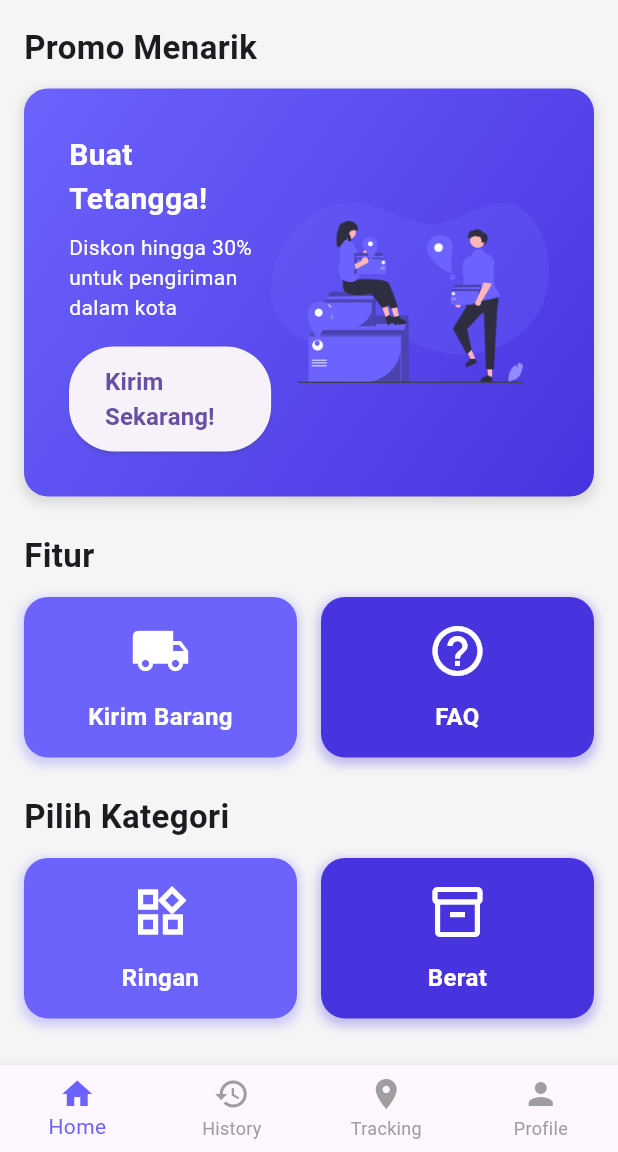
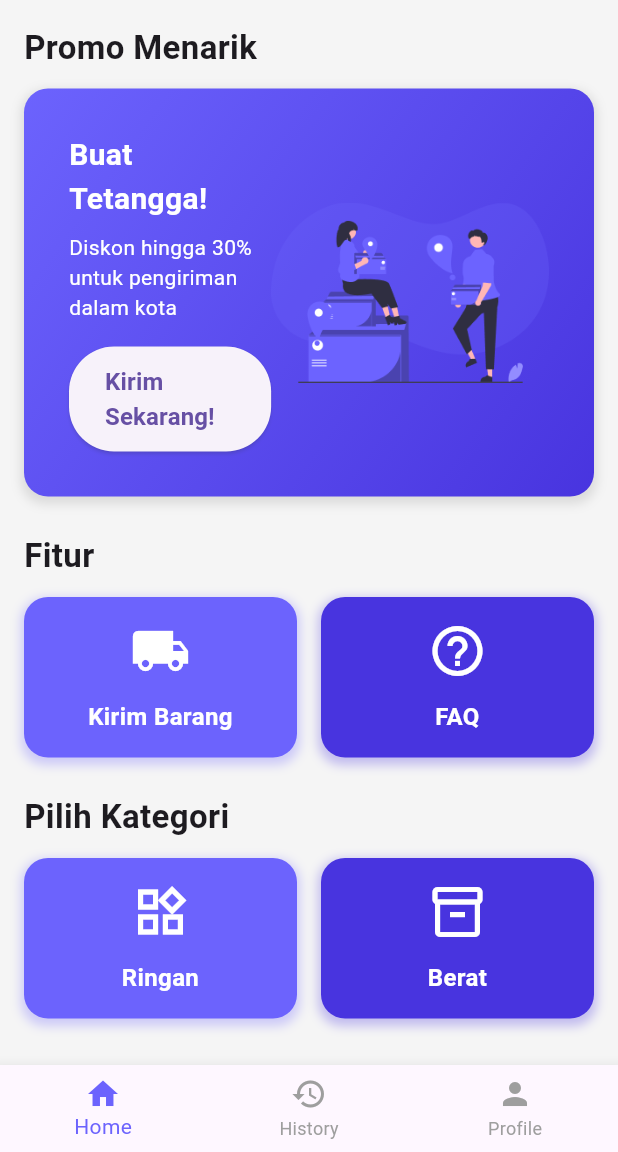
Before and after one commit to Nizar-Rasyiid/sendit_mobile, a Flutter app: the screen it shows after launch, on a phone screen of 412 x 824 dp, the part 84-1236 px from its top. Run offline on Flutter 3.47's test engine with Material 3 defaults, Android fonts, the phone set to English and light mode, and no system bars.

Commit message:
New Update

```diff
--- a/lib/auth/register.dart
+++ b/lib/auth/register.dart
@@ -142,6 +142,10 @@ class _RegisterPageState extends State<RegisterPage> {
                   onPressed: () {
                     if (_formKey.currentState!.validate()) {
                       // Process data
+                      Navigator.push(
+                          context,
+                          MaterialPageRoute(
+                              builder: (context) => const LoginPage()));
                     }
                   },
                   style: ElevatedButton.styleFrom(
--- a/lib/home/homepage.dart
+++ b/lib/home/homepage.dart
@@ -26,7 +26,7 @@ class HomePage extends StatelessWidget {
           ),
         ),
       ),
-        bottomNavigationBar: _buildBottomNavigationBar(context));
+    );
   }
 
   AppBar _buildAppBar() {
@@ -232,42 +232,6 @@ class HomePage extends StatelessWidget {
       ],
     );
   }
-
-  Widget _buildBottomNavigationBar(BuildContext context) {
-    return BottomNavigationBar(
-      type: BottomNavigationBarType.fixed,
-      selectedItemColor: Color(0xFF6C63FD),
-      unselectedItemColor: Colors.grey,
-      currentIndex: 0,
-      onTap: (index) {
-        if (index == 0) {
-          // Handle tap on index 0 (e.g., navigate to home page)
-        } else if (index == 1) {
-          Navigator.push(
-              context, MaterialPageRoute(builder: (context) => HistoryPage()));
-        }
-        // Add more cases for other indices if needed
-      },
-      items: [
-        BottomNavigationBarItem(
-          icon: Icon(Icons.home),
-          label: 'Home',
-        ),
-        BottomNavigationBarItem(
-          icon: Icon(Icons.history),
-          label: 'History',
-        ),
-        BottomNavigationBarItem(
-          icon: Icon(Icons.location_on),
-          label: 'Tracking',
-        ),
-        BottomNavigationBarItem(
-          icon: Icon(Icons.person),
-          label: 'Profile',
-        ),
-      ],
-    );
-  }
 }
 
 class FeatureCard extends StatelessWidget {
--- a/lib/main.dart
+++ b/lib/main.dart
@@ -1,5 +1,7 @@
 import 'package:flutter/material.dart';
+import 'package:sendit/home/ProfilePage.dart';
 import 'package:sendit/home/homepage.dart';
+import 'package:sendit/home/historyPage.dart';
 import 'auth/login.dart';
 import 'auth/register.dart';
 
@@ -15,7 +17,7 @@ class MyApp extends StatelessWidget {
     return MaterialApp(
       title: 'My App',
       theme: ThemeData(
-        primarySwatch: Colors.blue,
+        // primarySwatch: Colors.blue,
         visualDensity: VisualDensity.adaptivePlatformDensity,
         inputDecorationTheme: InputDecorationTheme(
           border: OutlineInputBorder(
@@ -31,12 +33,58 @@ class MyApp extends StatelessWidget {
           ),
         ),
       ),
-      home: const HomePage(),
+      home: const MainScreen(),
       routes: {
         '/login': (context) => const LoginPage(),
         '/register': (context) => const RegisterPage(),
-        '/homepage': (context) => const HomePage(),
       },
     );
   }
 }
+
+class MainScreen extends StatefulWidget {
+  const MainScreen({Key? key}) : super(key: key);
+
+  @override
+  _MainScreenState createState() => _MainScreenState();
+}
+
+class _MainScreenState extends State<MainScreen> {
+  int _currentIndex = 0;
+  final List<Widget> _pages = [
+    const HomePage(),
+    const HistoryPage(),
+    // const Placeholder(), // Tracking page placeholder
+    const ProfilePage(), // Profile page placeholder
+  ];
+
+  void _onItemTapped(int index) {
+    setState(() {
+      _currentIndex = index;
+    });
+  }
+
+  @override
+  Widget build(BuildContext context) {
+    return Scaffold(
+      body: IndexedStack(
+        index: _currentIndex,
+        children: _pages,
+      ),
+      bottomNavigationBar: BottomNavigationBar(
+        type: BottomNavigationBarType.fixed,
+        currentIndex: _currentIndex,
+        selectedItemColor: const Color(0xFF6C63FD),
+        unselectedItemColor: Colors.grey,
+        onTap: _onItemTapped,
+        items: const [
+          BottomNavigationBarItem(icon: Icon(Icons.home), label: 'Home'),
+          BottomNavigationBarItem(icon: Icon(Icons.history), label: 'History'),
+          // BottomNavigationBarItem(
+          //     icon: Icon(Icons.location_on), label: 'Tracking'),
+          BottomNavigationBarItem(icon: Icon(Icons.person), label: 'Profile'),
+        ],
+      ),
+    );
+  }
+}
```
Also changed, not shown: lib/home/ProfilePage.dart (added, +155 -0 lines), lib/home/historyPage.dart (+1 -12 lines), assets/darwin.png (added). Lines whose indentation alone changed are shown as unchanged.
